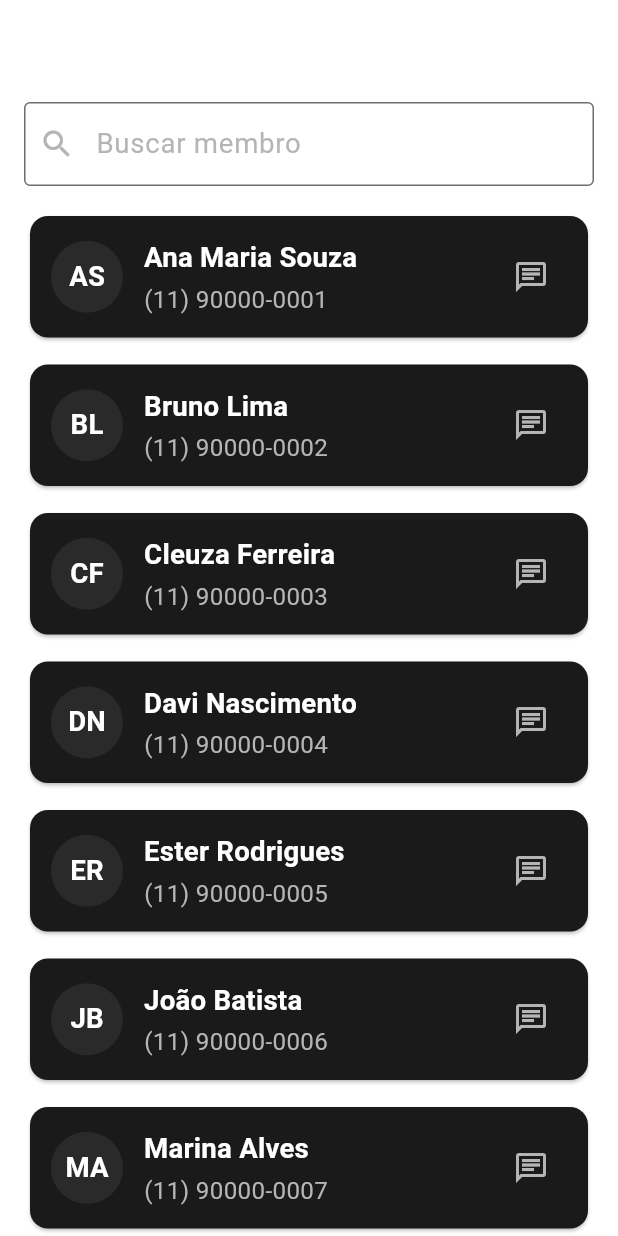
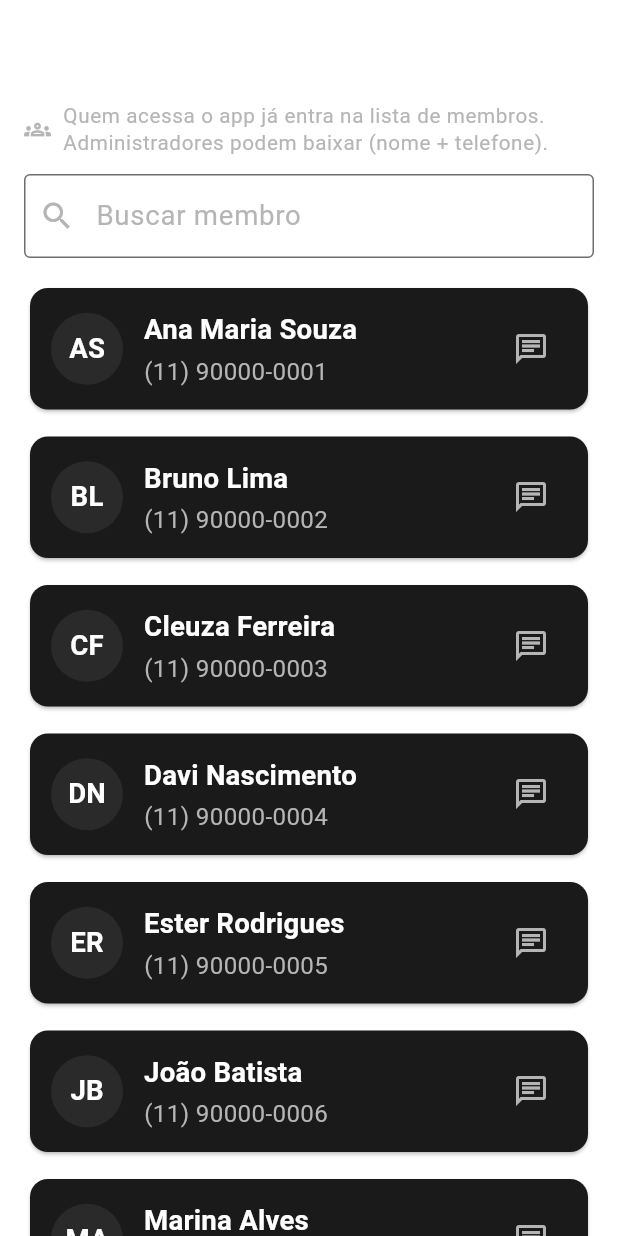
Before and after one commit to wendelcamargos-arch/GOEL-CHURCH, a Flutter app: the MembrosScreen screen opened directly, on a phone screen of 412 x 824 dp. Run offline on Flutter 3.47's test engine with Material 3 defaults, Android fonts, the phone set to English and light mode, and no system bars; our stand-ins replace supabase_flutter; accounts and stored records are empty.

Commit message:
feat: números reais dos pastores + exportar lista de membros (admin)
- Gabinete Pastoral: WhatsApp real do Pastor Linniker (62 99542-2169) e da
  Pastora Wanessa (62 99309-5993); ao enviar, o deep link já direciona para
  o WhatsApp do escolhido, com nome + telefone + mensagem.
- Membros: nota de que quem acessa entra na lista + ação 'Baixar lista'
  (administradores) que exporta nome+telefone em CSV (interino: copia para a
  área de transferência; download/arquivo e controle de acesso com o backend).
Suíte 50/50 verde.

```diff
--- a/lib/features/gabinete/presentation/gabinete_screen.dart
+++ b/lib/features/gabinete/presentation/gabinete_screen.dart
@@ -14,8 +14,8 @@ class GabineteScreen extends StatefulWidget {
 
   const GabineteScreen({
     super.key,
-    this.whatsappPastor = '5500000000000',
-    this.whatsappPastora = '5500000000000',
+    this.whatsappPastor = '5562995422169', // Pastor Linniker
+    this.whatsappPastora = '5562993095993', // Pastora Wanessa
   });
 
   @override
--- a/lib/features/membros/presentation/membros_screen.dart
+++ b/lib/features/membros/presentation/membros_screen.dart
@@ -1,4 +1,5 @@
 import 'package:flutter/material.dart';
+import 'package:flutter/services.dart';
 import 'package:url_launcher/url_launcher.dart';
 
 /// Um membro da igreja (modelo de apresentação).
@@ -35,6 +36,24 @@ class MembrosScreen extends StatefulWidget {
 class _MembrosScreenState extends State<MembrosScreen> {
   String _busca = '';
 
+  /// Exporta a lista (nome + telefone) em CSV. Interino: copia para a área de
+  /// transferência. O download/exportação de arquivo definitivo (e o controle
+  /// de acesso "somente administradores") entram com o backend.
+  void _exportar(List<Membro> todos) {
+    final csv = StringBuffer('Nome,Telefone\n');
+    for (final m in [...todos]..sort((a, b) => a.nome.compareTo(b.nome))) {
+      csv.writeln('"${m.nome}","${m.contato}"');
+    }
+    Clipboard.setData(ClipboardData(text: csv.toString()));
+    ScaffoldMessenger.of(context)
+      ..hideCurrentSnackBar()
+      ..showSnackBar(SnackBar(
+        content: Text('Lista de ${todos.length} membros copiada (CSV).'),
+        behavior: SnackBarBehavior.floating,
+        duration: const Duration(seconds: 3),
+      ),);
+  }
+
   @override
   Widget build(BuildContext context) {
     final textTheme = Theme.of(context).textTheme;
@@ -46,7 +65,16 @@ class _MembrosScreenState extends State<MembrosScreen> {
       ..sort((a, b) => a.nome.compareTo(b.nome));
 
     return Scaffold(
-      appBar: AppBar(title: const Text('Membros')),
+      appBar: AppBar(
+        title: const Text('Membros'),
+        actions: [
+          IconButton(
+            icon: const Icon(Icons.download_outlined),
+            tooltip: 'Baixar lista (administradores)',
+            onPressed: () => _exportar(todos),
+          ),
+        ],
+      ),
       body: SafeArea(
         child: Center(
           child: ConstrainedBox(
@@ -54,7 +82,25 @@ class _MembrosScreenState extends State<MembrosScreen> {
             child: Column(
               children: [
                 Padding(
-                  padding: const EdgeInsets.fromLTRB(16, 12, 16, 8),
+                  padding: const EdgeInsets.fromLTRB(16, 12, 16, 4),
+                  child: Row(
+                    children: [
+                      Icon(Icons.groups_outlined,
+                          size: 18, color: scheme.onSurfaceVariant,),
+                      const SizedBox(width: 8),
+                      Expanded(
+                        child: Text(
+                          'Quem acessa o app já entra na lista de membros. '
+                          'Administradores podem baixar (nome + telefone).',
+                          style: textTheme.bodySmall
+                              ?.copyWith(color: scheme.onSurfaceVariant),
+                        ),
+                      ),
+                    ],
+                  ),
+                ),
+                Padding(
+                  padding: const EdgeInsets.fromLTRB(16, 8, 16, 8),
                   child: TextField(
                     onChanged: (v) => setState(() => _busca = v),
                     decoration: const InputDecoration(
```
